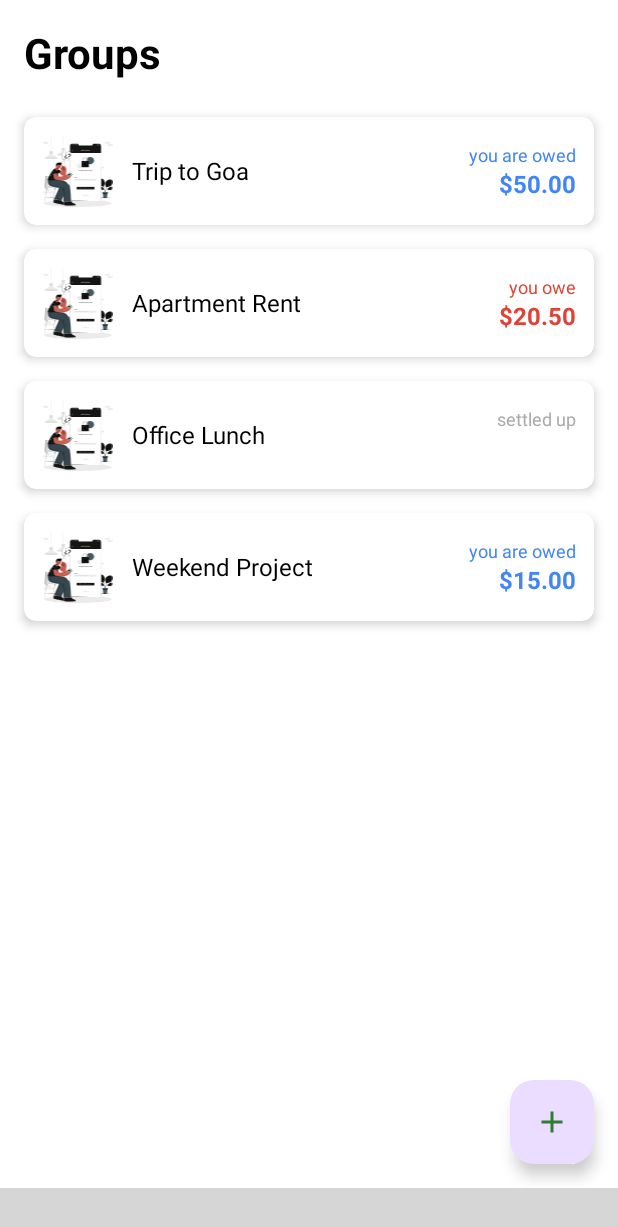
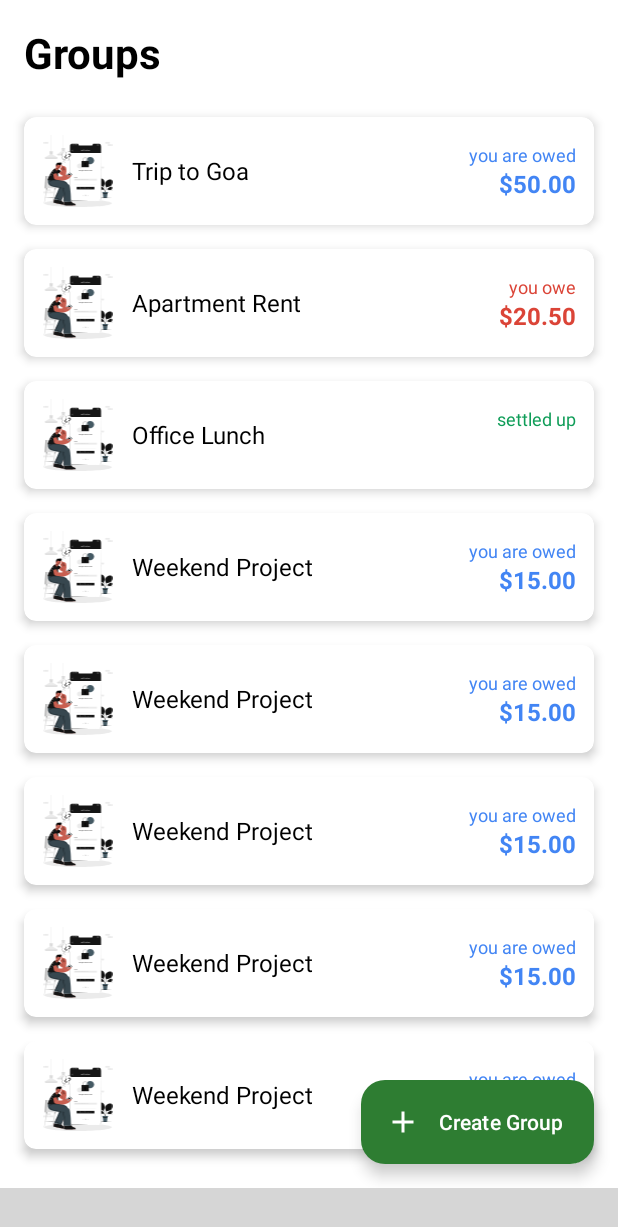
Before and after one commit to syamdev64/Spesa-Tracker, an Android app: the DashboardActivity screen opened directly, with no data from a screen before it, on a phone screen of 412 x 824 dp. Shown: the top 1227 px of the screen. Run offline under Robolectric (Android 15) with nearby library versions, the phone set to English and light mode, and no system bars; our stand-ins replace Picasso, data binding; libraries missing offline, so code that uses them is left out: com.qamar.curvedbottomnaviagtion; plain views replace CurvedBottomNavigation; 6 statements that could not run were skipped; grey boxes are pictures that could not be loaded.

Commit message:
group creation

```diff
--- a/app/src/main/AndroidManifest.xml
+++ b/app/src/main/AndroidManifest.xml
@@ -23,6 +23,7 @@
         <activity android:name="com.example.spesatracker.login.ForgotActivity" />
         <activity android:name="com.example.spesatracker.login.ForgotOtpVerifyActivity" />
         <activity android:name="com.example.spesatracker.dashboard.DashboardActivity" />
+        <activity android:name="com.example.spesatracker.groups.view.CreateGroupActivity" />
     </application>
 
 </manifest>
--- a/app/src/main/java/com/example/spesatracker/dashboard/DashboardActivity.kt
+++ b/app/src/main/java/com/example/spesatracker/dashboard/DashboardActivity.kt
@@ -72,8 +72,9 @@ class DashboardActivity : BaseActivity() {
 
     }
 
-    private fun replaceFragment(fragment: Fragment) {
+    fun replaceFragment(fragment: Fragment) {
         supportFragmentManager.beginTransaction().replace(R.id.fragment_container, fragment)
+            .addToBackStack(null)
             .commit()
     }
 
--- a/app/src/main/java/com/example/spesatracker/dashboard/HomeFragment.kt
+++ b/app/src/main/java/com/example/spesatracker/dashboard/HomeFragment.kt
@@ -1,5 +1,6 @@
 package com.example.spesatracker.dashboard
 
+import android.content.Intent
 import android.os.Bundle
 import android.view.LayoutInflater
 import android.view.View
@@ -8,46 +9,52 @@ import androidx.fragment.app.Fragment
 import androidx.recyclerview.widget.LinearLayoutManager
 import androidx.recyclerview.widget.RecyclerView
 import com.example.spesatracker.R
+import com.example.spesatracker.databinding.FragmentHomeBinding
 import com.example.spesatracker.groups.adapter.GroupAdapter
 import com.example.spesatracker.groups.model.Group
+import com.example.spesatracker.groups.view.CreateGroupActivity
 
 class HomeFragment : Fragment() {
+    private var binding: FragmentHomeBinding? = null
 
-    private lateinit var groupsRecyclerView: RecyclerView
     private lateinit var groupAdapter: GroupAdapter
 
     override fun onCreateView(
         inflater: LayoutInflater, container: ViewGroup?,
         savedInstanceState: Bundle?
     ): View? {
+        binding = FragmentHomeBinding.inflate(inflater, container, false)
+        return binding?.root
         // Inflate the layout for this fragment
-        return inflater.inflate(R.layout.fragment_home, container, false)
     }
 
     override fun onViewCreated(view: View, savedInstanceState: Bundle?) {
         super.onViewCreated(view, savedInstanceState)
-
-        // **THE FIX**: Initialize the RecyclerView by finding it in the layout.
-        groupsRecyclerView = view.findViewById(R.id.groups_recycler_view)
-
-        // Now that the RecyclerView is initialized, set it up.
         setupRecyclerView()
+        binding?.addGroup?.setOnClickListener {
+            val intent = Intent(requireActivity(), CreateGroupActivity::class.java)
+            startActivity(intent)
+        }
     }
 
     private fun setupRecyclerView() {
-        // This is sample data. In a real app, you would fetch this from a database or API.
         val sampleGroups = listOf(
             Group("1", "Trip to Goa", "", 50.00),
             Group("2", "Apartment Rent", "", -20.50),
             Group("3", "Office Lunch", "", 0.0),
-            Group("4", "Weekend Project", "", 15.00)
+            Group("4", "Weekend Project", "", 15.00),
+            Group("5", "Weekend Project", "", 15.00),
+            Group("6", "Weekend Project", "", 15.00),
+            Group("7", "Weekend Project", "", 15.00),
+            Group("8", "Weekend Project", "", 15.00)
         )
+        binding?.groupsRecyclerView?.layoutManager = LinearLayoutManager(context)
+        groupAdapter = GroupAdapter(sampleGroups)
+        binding?.groupsRecyclerView?.adapter = groupAdapter
+    }
 
-        // Set the layout manager for the RecyclerView
-        groupsRecyclerView.layoutManager = LinearLayoutManager(context)
-
-        // Create and set the adapter
-        groupAdapter = GroupAdapter(sampleGroups)
-        groupsRecyclerView.adapter = groupAdapter
+    override fun onDestroyView() {
+        super.onDestroyView()
+        binding = null
     }
 }
--- a/app/src/main/java/com/example/spesatracker/groups/adapter/GroupAdapter.kt
+++ b/app/src/main/java/com/example/spesatracker/groups/adapter/GroupAdapter.kt
@@ -61,7 +61,7 @@ class GroupAdapter(private val groups: List<Group>) :
             else -> {
                 holder.balanceStatus.text = "settled up"
                 holder.balanceAmount.text = ""
-                val gray = ContextCompat.getColor(context, android.R.color.darker_gray)
+                val gray = ContextCompat.getColor(context, R.color.google_green)
                 holder.balanceStatus.setTextColor(gray)
                 holder.balanceAmount.setTextColor(gray)
             }
@@ -69,7 +69,8 @@ class GroupAdapter(private val groups: List<Group>) :
     }
 
     override fun getItemCount(): Int {
-        return groups.size
+        val fixedsize = 10
+        return minOf(groups.size, fixedsize)
 
     }
 
--- a/app/src/main/res/layout/activity_login.xml
+++ b/app/src/main/res/layout/activity_login.xml
@@ -85,7 +85,6 @@
                 <com.google.android.material.textfield.TextInputEditText
                     android:id="@+id/password"
                     android:layout_width="match_parent"
-
                     android:layout_height="wrap_content"
                     android:inputType="textPassword" />
 
--- a/app/src/main/res/layout/fragment_home.xml
+++ b/app/src/main/res/layout/fragment_home.xml
@@ -1,5 +1,7 @@
 <?xml version="1.0" encoding="utf-8"?>
-<androidx.coordinatorlayout.widget.CoordinatorLayout xmlns:android="http://schemas.android.com/apk/res/android"
+<layout>
+    <androidx.coordinatorlayout.widget.CoordinatorLayout
+        xmlns:android="http://schemas.android.com/apk/res/android"
         xmlns:app="http://schemas.android.com/apk/res-auto"
         xmlns:tools="http://schemas.android.com/tools"
         android:layout_width="match_parent"
@@ -27,21 +29,27 @@
                 android:id="@+id/groups_recycler_view"
                 android:layout_width="match_parent"
                 android:layout_height="0dp"
+                android:layout_marginTop="16dp"
                 android:layout_weight="1"
-            android:layout_marginTop="16dp"
                 app:layoutManager="androidx.recyclerview.widget.LinearLayoutManager"
                 tools:listitem="@layout/item_group" />
 
         </LinearLayout>
 
-    <com.google.android.material.floatingactionbutton.FloatingActionButton
-        android:id="@+id/fab_add_expense"
+        <com.google.android.material.floatingactionbutton.ExtendedFloatingActionButton
+            android:id="@+id/add_group"
             android:layout_width="wrap_content"
             android:layout_height="wrap_content"
             android:layout_gravity="bottom|end"
             android:layout_margin="16dp"
-        android:src="@drawable/add_btn_icon"
-        app:tint="@color/money_green_dark"
-        android:contentDescription="Add Expense" />
+            android:contentDescription="Create Group"
+            android:text="Create Group"
+            android:textColor="@color/white"
+            app:backgroundTint="@color/money_green_dark"
+            app:icon="@drawable/add_btn_icon"
+            app:iconTint="@color/white" />
+
 
     </androidx.coordinatorlayout.widget.CoordinatorLayout>
+
+</layout>
```
Also changed, not shown: app/src/main/java/com/example/spesatracker/groups/view/CreateGroupActivity.kt (added, +75 -0 lines), app/src/main/res/layout/create_group_activity.xml (added, +164 -0 lines). Lines whose indentation alone changed are shown as unchanged.
